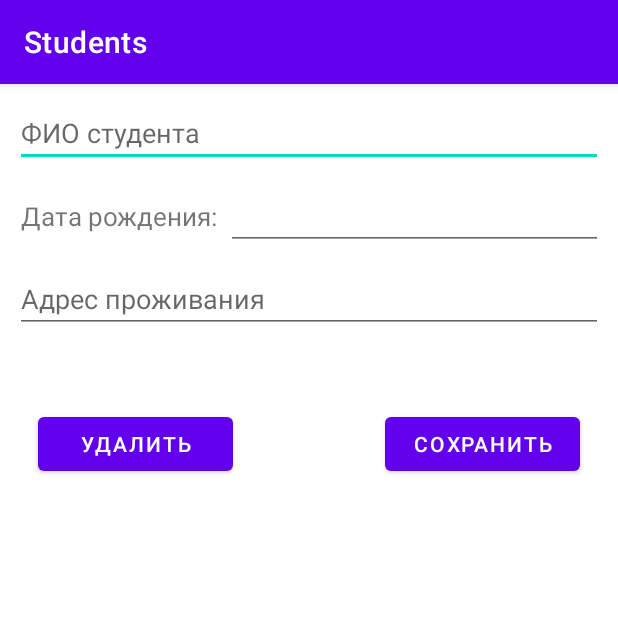
After one commit to artemkarbanovich/PSDBMS-lab11, an Android app: the SelectedStudentActivity screen opened directly, with no data from a screen before it, on a phone screen of 412 x 824 dp, the top half of it. The commit adds this screen. Run offline under Robolectric (Android 15) with nearby library versions, the phone set to English and light mode, and no system bars; 3 statements that could not run were skipped.

Commit message:
final lab14

```diff
--- a/Students/app/src/main/java/karbanovich/fit/bstu/students/Activity/AddActivities/AddStudentActivity.java
+++ b/Students/app/src/main/java/karbanovich/fit/bstu/students/Activity/AddActivities/AddStudentActivity.java
@@ -5,6 +5,7 @@ import androidx.appcompat.app.AppCompatActivity;
 import android.app.DatePickerDialog;
 import android.content.Intent;
 import android.database.Cursor;
+import android.database.sqlite.SQLiteConstraintException;
 import android.database.sqlite.SQLiteDatabase;
 import android.os.Bundle;
 import android.text.InputType;
@@ -122,6 +123,8 @@ public class AddStudentActivity extends AppCompatActivity {
                     Toast.makeText(this, "Студент успешно добавлен", Toast.LENGTH_SHORT).show();
                     clearFields();
                 } else Toast.makeText(this, "Ошибка добавления", Toast.LENGTH_SHORT).show();
+            } catch (SQLiteConstraintException e) {
+                Toast.makeText(this, "Много студентов", Toast.LENGTH_SHORT).show();
             } catch (Exception e) {
                 Toast.makeText(this, "Проверьте введенные данные", Toast.LENGTH_SHORT).show();
             }
--- a/Students/app/src/main/java/karbanovich/fit/bstu/students/Activity/MainActivity.java
+++ b/Students/app/src/main/java/karbanovich/fit/bstu/students/Activity/MainActivity.java
@@ -13,6 +13,7 @@ import karbanovich.fit.bstu.students.R;
 public class MainActivity extends AppCompatActivity {
 
     private Button addActivity;
+    private Button editActivity;
     private Button showActivity;
 
 
@@ -27,12 +28,15 @@ public class MainActivity extends AppCompatActivity {
 
     private void binding() {
         addActivity = findViewById(R.id.btnAddActivity);
+        editActivity = findViewById(R.id.btnEditActivity);
         showActivity = findViewById(R.id.btnShowActivity);
     }
 
     private void setListeners() {
         addActivity.setOnClickListener(view ->
                 startActivity(new Intent(this, AddActivity.class)));
+        editActivity.setOnClickListener(view ->
+                startActivity(new Intent(this, StudentsActivity.class)));
         showActivity.setOnClickListener(view ->
                 startActivity(new Intent(this, ShowActivity.class)));
     }
--- /dev/null
+++ b/Students/app/src/main/java/karbanovich/fit/bstu/students/Activity/SelectedStudentActivity.java
@@ -0,0 +1,109 @@
+package karbanovich.fit.bstu.students.Activity;
+
+import androidx.appcompat.app.AppCompatActivity;
+
+import android.content.Intent;
+import android.database.sqlite.SQLiteConstraintException;
+import android.database.sqlite.SQLiteDatabase;
+import android.os.Bundle;
+import android.widget.Button;
+import android.widget.CheckBox;
+import android.widget.EditText;
+import android.widget.Toast;
+
+import java.time.LocalDate;
+import java.util.Calendar;
+
+import karbanovich.fit.bstu.students.Activity.AddActivities.AddActivity;
+import karbanovich.fit.bstu.students.Database.DbHelper;
+import karbanovich.fit.bstu.students.Database.StudentDb;
+import karbanovich.fit.bstu.students.Model.Student;
+import karbanovich.fit.bstu.students.R;
+
+public class SelectedStudentActivity extends AppCompatActivity {
+
+    private EditText name;
+    private EditText birthday;
+    private Calendar date;
+    private EditText address;
+    private Button saveStudent;
+    private Button deleteStudent;
+
+    private Student selectedStudent;
+    private SQLiteDatabase db;
+
+
+    @Override
+    protected void onCreate(Bundle savedInstanceState) {
+        super.onCreate(savedInstanceState);
+        setContentView(R.layout.activity_selected_student);
+
+        binding();
+        setListeners();
+    }
+
+    @Override
+    public void onDestroy(){
+        super.onDestroy();
+        db.close();
+    }
+
+    private void binding() {
+        name = findViewById(R.id.edtStudentName);
+        birthday = findViewById(R.id.edtStudentBirthday);
+        date = Calendar.getInstance();
+        address = findViewById(R.id.edtStudentAddress);
+        saveStudent = findViewById(R.id.btnAddStudent);
+        deleteStudent = findViewById(R.id.btnDeleteStudent);
+
+        db = new DbHelper(getApplicationContext()).getReadableDatabase();
+
+        Intent intent = getIntent();
+        selectedStudent = (Student) intent.getSerializableExtra("Student");
+
+        name.setText(selectedStudent.getName());
+        birthday.setText(selectedStudent.getBirthday().toString());
+        address.setText(selectedStudent.getAddress());
+    }
+
+    private void setListeners() {
+        saveStudent.setOnClickListener(view -> {
+            try {
+                Student student = new Student();
+                student.setId(selectedStudent.getId());
+                student.setGroupId(selectedStudent.getGroupId());
+                student.setName(name.getText().toString());
+                LocalDate birthday = LocalDate.of(
+                        Integer.parseInt(this.birthday.getText().toString().substring(0, 4)),
+                        Integer.parseInt(this.birthday.getText().toString().substring(5, 7)),
+                        Integer.parseInt(this.birthday.getText().toString().substring(8, 10)));
+
+                student.setBirthday(birthday);
+                student.setAddress(address.getText().toString());
+
+                StudentDb.updateStudent(db, student);
+                Toast.makeText(this, "Студент успешно изменен", Toast.LENGTH_SHORT).show();
+            } catch (Exception e ) {
+                Toast.makeText(this, "Ошибка изменения", Toast.LENGTH_SHORT).show();
+            }
+        });
+
+        deleteStudent.setOnClickListener(view -> {
+            try {
+                if(StudentDb.deleteStudent(db, selectedStudent) > 0) {
+                    Toast.makeText(this, "Студент успешно удален", Toast.LENGTH_SHORT).show();
+                    startActivity(new Intent(this, StudentsActivity.class));
+                }
+            } catch (SQLiteConstraintException e) {
+                Toast.makeText(this, "Мало студентов", Toast.LENGTH_SHORT).show();
+            } catch (Exception e) {
+                Toast.makeText(this, "Ошибка удаления", Toast.LENGTH_SHORT).show();
+            }
+        });
+    }
+
+    @Override
+    public void onBackPressed() {
+        startActivity(new Intent(this, StudentsActivity.class));
+    }
+}
--- a/Students/app/src/main/java/karbanovich/fit/bstu/students/Activity/ShowActivities/ShowActivity.java
+++ b/Students/app/src/main/java/karbanovich/fit/bstu/students/Activity/ShowActivities/ShowActivity.java
@@ -290,7 +290,7 @@ public class ShowActivity extends AppCompatActivity {
         });
 
         showComparByGroups2.setOnClickListener(view -> {
-
+            //TODO: table output "compare by groups"
         });
     }
 
--- a/Students/app/src/main/java/karbanovich/fit/bstu/students/Helper/SpinnerSetter.java
+++ b/Students/app/src/main/java/karbanovich/fit/bstu/students/Helper/SpinnerSetter.java
@@ -4,6 +4,7 @@ import android.content.Context;
 import android.database.Cursor;
 import android.database.sqlite.SQLiteDatabase;
 
+import java.time.LocalDate;
 import java.util.ArrayList;
 
 import karbanovich.fit.bstu.students.Database.DbHelper;
@@ -96,7 +97,10 @@ public class SpinnerSetter {
             Student student = new Student();
 
             student.setId(cursor.getInt(cursor.getColumnIndexOrThrow("IDSTUDENT")));
+            student.setGroupId(cursor.getInt(cursor.getColumnIndexOrThrow("IDGROUP")));
             student.setName(cursor.getString(cursor.getColumnIndexOrThrow("NAME")));
+            student.setBirthday(LocalDate.parse(cursor.getString(cursor.getColumnIndexOrThrow("BIRTHDAY"))));
+            student.setAddress(cursor.getString(cursor.getColumnIndexOrThrow("ADDRESS")));
 
             listStudentsByGroup.add(i, student);
             strStudentsByGroup[i++] = student.getId() + " " + student.getName();
--- a/Students/app/src/main/java/karbanovich/fit/bstu/students/Model/Student.java
+++ b/Students/app/src/main/java/karbanovich/fit/bstu/students/Model/Student.java
@@ -1,8 +1,9 @@
 package karbanovich.fit.bstu.students.Model;
 
+import java.io.Serializable;
 import java.time.LocalDate;
 
-public class Student {
+public class Student implements Serializable {
 
     private int id;
     private int groupId;
--- /dev/null
+++ b/Students/app/src/main/res/layout/activity_selected_student.xml
@@ -0,0 +1,67 @@
+<?xml version="1.0" encoding="utf-8"?>
+<androidx.constraintlayout.widget.ConstraintLayout xmlns:android="http://schemas.android.com/apk/res/android"
+    xmlns:app="http://schemas.android.com/apk/res-auto"
+    xmlns:tools="http://schemas.android.com/tools"
+    android:layout_width="match_parent"
+    android:layout_height="match_parent"
+    tools:context=".Activity.SelectedStudentActivity"
+    android:layout_margin="10dp">
+
+    <EditText android:id="@+id/edtStudentName"
+        android:layout_width="match_parent"
+        android:layout_height="wrap_content"
+        android:hint="ФИО студента"
+        android:inputType="text"
+        app:layout_constraintTop_toTopOf="parent"
+        app:layout_constraintLeft_toLeftOf="parent"
+        app:layout_constraintRight_toRightOf="parent" />
+
+    <TextView android:id="@+id/txtStudentBirthday"
+        android:layout_width="wrap_content"
+        android:layout_height="wrap_content"
+        android:text="Дата рождения:"
+        android:textSize="17sp"
+        android:layout_marginLeft="4dp"
+        app:layout_constraintLeft_toLeftOf="parent"
+        app:layout_constraintTop_toTopOf="@+id/edtStudentBirthday"
+        app:layout_constraintBottom_toBottomOf="@+id/edtStudentBirthday"/>
+
+    <EditText android:id="@+id/edtStudentBirthday"
+        android:layout_width="0dp"
+        android:layout_height="wrap_content"
+        android:gravity="center"
+        android:inputType="date"
+        android:layout_marginTop="10dp"
+        android:layout_marginLeft="5dp"
+        app:layout_constraintTop_toBottomOf="@+id/edtStudentName"
+        app:layout_constraintLeft_toRightOf="@+id/txtStudentBirthday"
+        app:layout_constraintRight_toRightOf="parent"/>
+
+    <EditText android:id="@+id/edtStudentAddress"
+        android:layout_width="match_parent"
+        android:layout_height="wrap_content"
+        android:hint="Адрес проживания"
+        android:layout_marginTop="10dp"
+        app:layout_constraintTop_toBottomOf="@+id/edtStudentBirthday"
+        app:layout_constraintRight_toRightOf="parent"
+        app:layout_constraintLeft_toLeftOf="parent"/>
+
+    <Button android:id="@+id/btnDeleteStudent"
+        android:layout_width="130dp"
+        android:layout_height="wrap_content"
+        android:text="Удалить"
+        android:layout_marginLeft="15dp"
+        android:layout_marginTop="50dp"
+        app:layout_constraintTop_toBottomOf="@id/edtStudentAddress"
+        app:layout_constraintLeft_toLeftOf="parent"/>
+
+    <Button android:id="@+id/btnAddStudent"
+        android:layout_width="130dp"
+        android:layout_height="wrap_content"
+        android:text="Сохранить"
+        android:layout_marginTop="50dp"
+        android:layout_marginRight="15dp"
+        app:layout_constraintTop_toBottomOf="@id/edtStudentAddress"
+        app:layout_constraintRight_toRightOf="parent"/>
+
+</androidx.constraintlayout.widget.ConstraintLayout>
```
Also changed, not shown: Students/app/src/main/AndroidManifest.xml (+9 -1 lines), Students/app/src/main/java/karbanovich/fit/bstu/students/Activity/StudentsActivity.java (added, +142 -0 lines), Students/app/src/main/java/karbanovich/fit/bstu/students/Database/StudentDb.java (+71 -1 lines), Students/app/src/main/res/layout/activity_main.xml (+10 -1 lines), Students/app/src/main/res/layout/activity_students.xml (added, +20 -0 lines), Students/app/src/main/res/layout/students_item.xml (added, +43 -0 lines).
